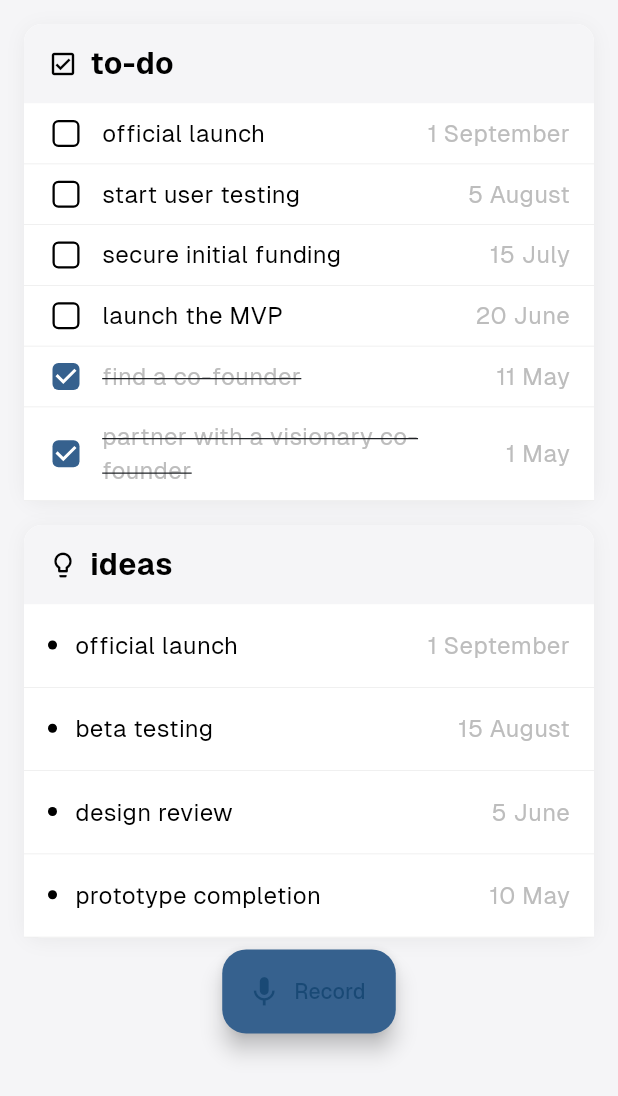
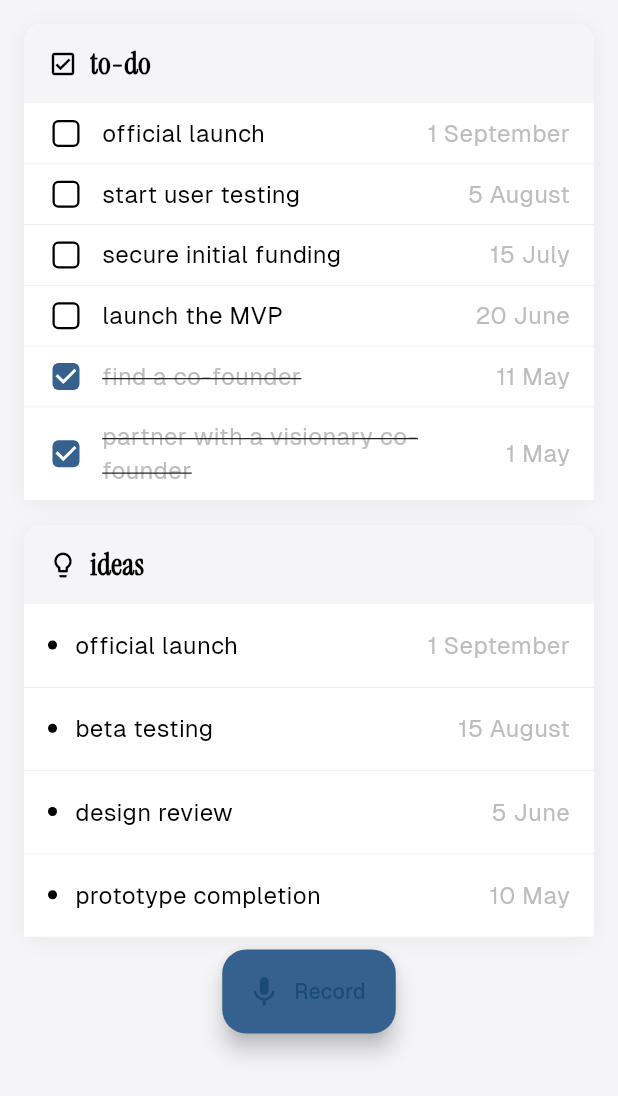
Before and after one commit to jithinsabumec/noteable, a Flutter app: the screen it shows after launch, on a phone screen of 412 x 824 dp. Shown: the top 1096 px of the screen. Run offline on Flutter 3.47's test engine with Material 3 defaults, Android fonts, the light colour scheme and no system bars; our stand-ins replace permission_handler; missing offline and left inert: record.

Commit message:
Add Instrument Serif font for headings

```diff
--- a/lib/main.dart
+++ b/lib/main.dart
@@ -401,6 +401,7 @@ class _MainScreenState extends State<MainScreen>
                                     fontSize: 20,
                                     fontWeight: FontWeight.w600,
                                     color: Colors.black,
+                                    fontFamily: 'InstrumentSerif',
                                   ),
                                 ),
                               ],
@@ -534,6 +535,7 @@ class _MainScreenState extends State<MainScreen>
                                     fontSize: 20,
                                     fontWeight: FontWeight.w600,
                                     color: Colors.black,
+                                    fontFamily: 'InstrumentSerif',
                                   ),
                                 ),
                               ],
--- a/pubspec.yaml
+++ b/pubspec.yaml
@@ -97,6 +97,11 @@ flutter:
           weight: 500
         - asset: fonts/Geist-Bold.ttf
           weight: 700
+    - family: InstrumentSerif
+      fonts:
+        - asset: fonts/InstrumentSerif-Regular.ttf
+        - asset: fonts/InstrumentSerif-Italic.ttf
+          style: italic
 
   # For details regarding fonts from package dependencies,
   # see https://flutter.dev/to/font-from-package
```
Also changed, not shown: fonts/InstrumentSerif-Italic.ttf (added), fonts/InstrumentSerif-Regular.ttf (added).
